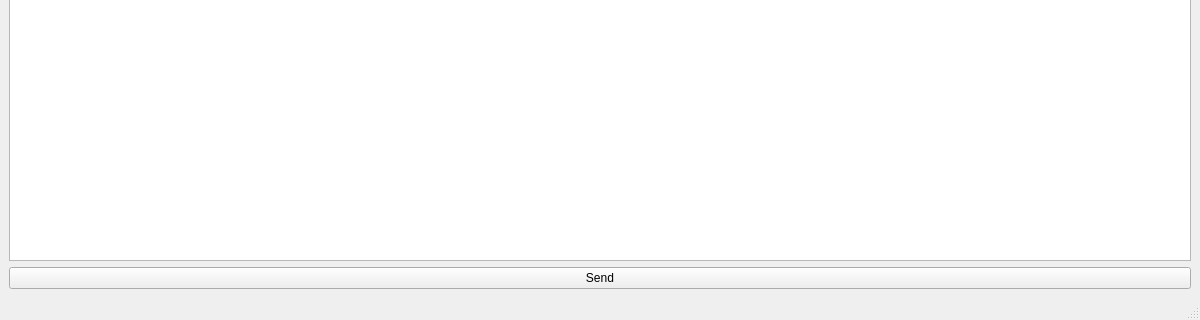
Above: src/mainwindow.ui from melegiul/adtf-remote before the change; both pictures show x 0 to 1200 and y 355 to 675 of the 1200 by 675 pixel window. Below: the same form after it.
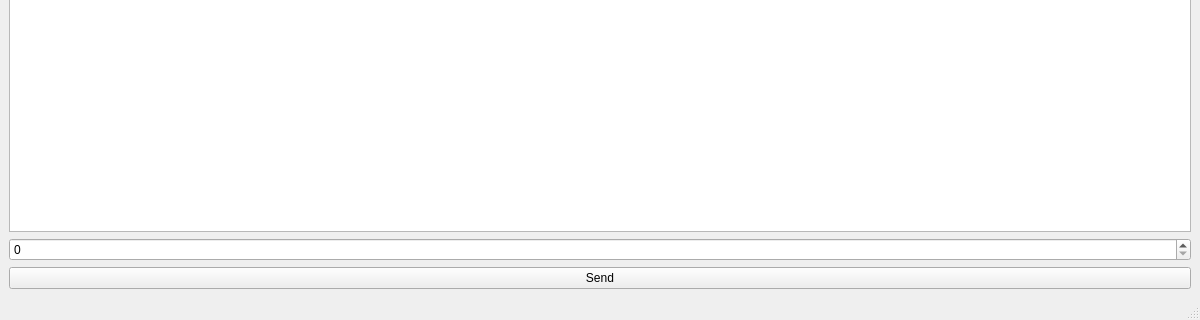
That is the form after the change. Icons and pictures are not drawn.

What changed in the file:
```diff
--- a/src/mainwindow.ui
+++ b/src/mainwindow.ui
@@ -25,7 +25,7 @@
       </property>
      </widget>
     </item>
-    <item row="3" column="0">
+    <item row="4" column="0">
      <widget class="QPushButton" name="pb_send">
       <property name="text">
        <string>Send</string>
@@ -39,6 +39,9 @@
       </property>
      </widget>
     </item>
+    <item row="3" column="0">
+     <widget class="QSpinBox" name="sb_counter"/>
+    </item>
    </layout>
   </widget>
   <widget class="QMenuBar" name="menubar">
```
